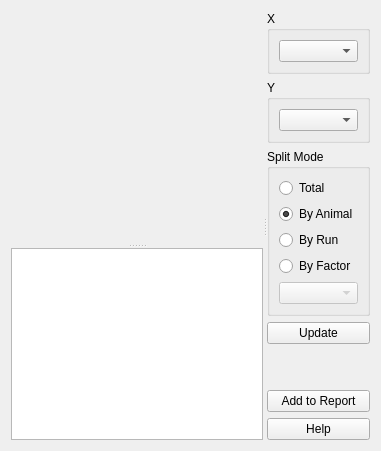
Above: tse_analytics/views/analysis/correlation/correlation_widget.ui from TSE-Systems/tse-analytics before the change. Below: the same form after it.
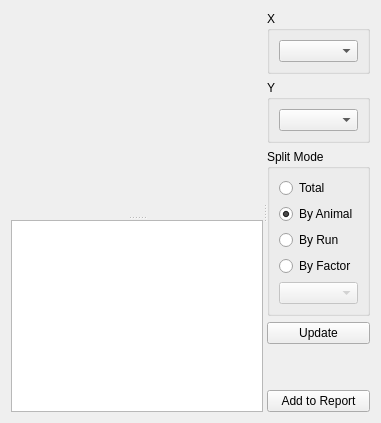
That is the form after the change. Icons and pictures are not drawn. Custom widgets are drawn as their Qt base class.

Diff of the .ui file:
```diff
--- a/tse_analytics/views/analysis/correlation/correlation_widget.ui
+++ b/tse_analytics/views/analysis/correlation/correlation_widget.ui
@@ -136,17 +136,6 @@
          </property>
         </widget>
        </item>
-       <item>
-        <widget class="QPushButton" name="pushButtonHelp">
-         <property name="text">
-          <string>Help</string>
-         </property>
-         <property name="icon">
-          <iconset resource="../../../../resources/resources.qrc">
-           <normaloff>:/icons/icons8-help-16.png</normaloff>:/icons/icons8-help-16.png</iconset>
-         </property>
-        </widget>
-       </item>
       </layout>
      </widget>
     </widget>
```
